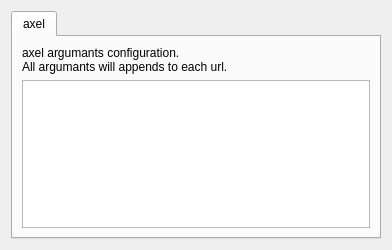
Above: prefdownloaderswidget.ui from Alir3z4/yoDownet before the change. Below: the same form after it.
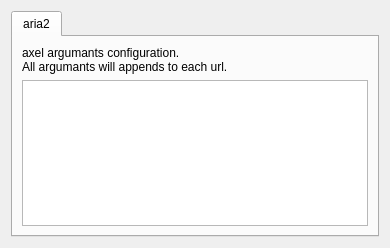
That is the form after the change. Icons and pictures are not drawn.

```diff
--- a/prefdownloaderswidget.ui
+++ b/prefdownloaderswidget.ui
@@ -6,8 +6,8 @@
    <rect>
     <x>0</x>
     <y>0</y>
-    <width>392</width>
-    <height>250</height>
+    <width>390</width>
+    <height>248</height>
    </rect>
   </property>
   <property name="windowTitle">
@@ -26,7 +26,7 @@
      </property>
      <widget class="QWidget" name="axelTab">
       <attribute name="title">
-       <string>axel</string>
+       <string>aria2</string>
       </attribute>
       <layout class="QGridLayout" name="gridLayout">
        <item row="0" column="0">
```
Left out of the diff: 2 changed lines with no effect on the pictures.
